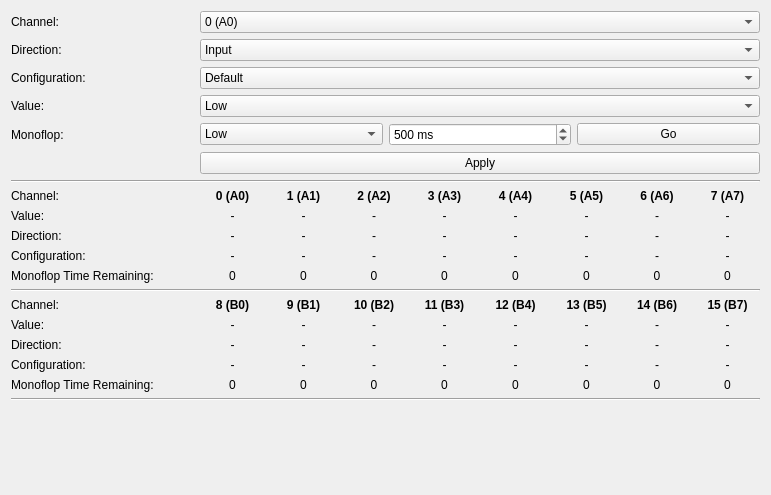
Before: the Qt Designer form src/brickv/plugin_system/plugins/io16_v2/ui/io16_v2.ui in Tinkerforge/brickv, drawn with Qt 5.
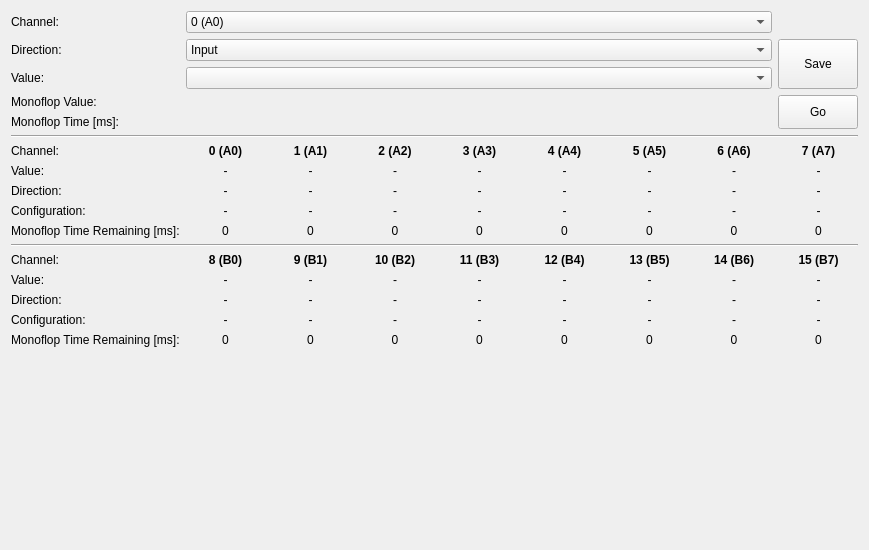
After: the same form once the commit is applied.

Commit message:
Refactor and unify monoflop logic
Workaround Industrial Digital Out 4 Bricklet 2.0 and IO-4 Bricklet 2.0
firmware bugs.

What changed in the file:
```diff
--- a/src/brickv/plugin_system/plugins/io16_v2/ui/io16_v2.ui
+++ b/src/brickv/plugin_system/plugins/io16_v2/ui/io16_v2.ui
@@ -6,8 +6,8 @@
    <rect>
     <x>0</x>
     <y>0</y>
-    <width>771</width>
-    <height>495</height>
+    <width>869</width>
+    <height>550</height>
    </rect>
   </property>
   <property name="windowTitle">
@@ -16,30 +16,14 @@
   <layout class="QVBoxLayout" name="verticalLayout">
    <item>
     <layout class="QGridLayout" name="gridLayout_5">
-     <item row="4" column="2">
-      <widget class="QSpinBox" name="sbox_monoflop_t">
-       <property name="suffix">
-        <string> ms</string>
-       </property>
-       <property name="minimum">
-        <number>1</number>
-       </property>
-       <property name="maximum">
-        <number>2147483647</number>
-       </property>
-       <property name="value">
-        <number>500</number>
-       </property>
-      </widget>
-     </item>
-     <item row="12" column="0" colspan="4">
+     <item row="11" column="0" colspan="3">
       <widget class="Line" name="line_2">
        <property name="orientation">
         <enum>Qt::Horizontal</enum>
        </property>
       </widget>
      </item>
-     <item row="1" column="1" colspan="3">
+     <item row="1" column="1">
       <widget class="QComboBox" name="cbox_cfg_ch_dir">
        <item>
         <property name="text">
@@ -60,22 +44,17 @@
        </property>
       </widget>
      </item>
-     <item row="3" column="1" colspan="3">
-      <widget class="QComboBox" name="cbox_cfg_ch_out_v">
-       <item>
-        <property name="text">
-         <string>Low</string>
-        </property>
-       </item>
-       <item>
-        <property name="text">
-         <string>High</string>
-        </property>
-       </item>
-      </widget>
+     <item row="2" column="1">
+      <widget class="QComboBox" name="cbox_cfg_ch_v"/>
      </item>
-     <item row="0" column="1" colspan="3">
+     <item row="0" column="1">
       <widget class="QComboBox" name="cbox_cfg_ch">
+       <property name="sizePolicy">
+        <sizepolicy hsizetype="Preferred" vsizetype="Fixed">
+         <horstretch>1</horstretch>
+         <verstretch>0</verstretch>
+        </sizepolicy>
+       </property>
        <item>
         <property name="text">
          <string>0 (A0)</string>
@@ -158,78 +137,29 @@
        </item>
       </widget>
      </item>
-     <item row="2" column="1" colspan="3">
-      <widget class="QComboBox" name="cbox_cfg_ch_in_v">
-       <item>
-        <property name="text">
-         <string>Default</string>
-        </property>
-       </item>
-       <item>
-        <property name="text">
-         <string>Pull-up</string>
-        </property>
-       </item>
-      </widget>
-     </item>
-     <item row="14" column="0">
+     <item row="13" column="0">
       <widget class="QLabel" name="label_30">
        <property name="text">
         <string>Value:</string>
        </property>
       </widget>
      </item>
-     <item row="4" column="0">
+     <item row="3" column="0">
       <widget class="QLabel" name="lbl_monoflop">
        <property name="text">
-        <string>Monoflop:</string>
+        <string>Monoflop Value:</string>
        </property>
       </widget>
      </item>
-     <item row="2" column="0">
-      <widget class="QLabel" name="lbl_cfg_ch_in_v">
-       <property name="text">
-        <string>Configuration:</string>
-       </property>
-      </widget>
-     </item>
-     <item row="6" column="0" colspan="4">
+     <item row="5" column="0" colspan="3">
       <widget class="Line" name="line">
        <property name="orientation">
         <enum>Qt::Horizontal</enum>
        </property>
       </widget>
      </item>
-     <item row="4" column="3">
-      <widget class="QPushButton" name="btn_monoflop_go">
-       <property name="text">
-        <string>Go</string>
-       </property>
-      </widget>
-     </item>
-     <item row="4" column="1">
-      <widget class="QComboBox" name="cbox_monoflop_v">
-       <item>
-        <property name="text">
-         <string>Low</string>
-        </property>
-       </item>
-       <item>
-        <property name="text">
-         <string>High</string>
-        </property>
-       </item>
-      </widget>
-     </item>
-     <item row="5" column="1" colspan="3">
-      <widget class="QPushButton" name="btn_cfg_ch_apply">
-       <property name="text">
-        <string>Apply</string>
-       </property>
-      </widget>
-     </item>
-     <item row="3" column="0">
-      <widget class="QLabel" name="lbl_cfg_ch_out_v">
+     <item row="2" column="0">
+      <widget class="QLabel" name="lbl_cfg_ch_v">
        <property name="text">
         <string>Value:</string>
        </property>
@@ -242,7 +172,7 @@
        </property>
       </widget>
      </item>
-     <item row="7" column="1" rowspan="5" colspan="3">
+     <item row="6" column="1" rowspan="5" colspan="2">
       <layout class="QGridLayout" name="gridLayout">
        <item row="3" column="2">
         <widget class="QLabel" name="lbl_st_ch2_cfg">
@@ -706,14 +636,14 @@
        </item>
       </layout>
      </item>
-     <item row="9" column="0">
+     <item row="8" column="0">
       <widget class="QLabel" name="label_7">
        <property name="text">
         <string>Direction:</string>
        </property>
       </widget>
      </item>
-     <item row="13" column="1" rowspan="5" colspan="3">
+     <item row="12" column="1" rowspan="5" colspan="2">
       <layout class="QGridLayout" name="gridLayout_2">
        <item row="0" column="6">
         <widget class="QLabel" name="label_44">
@@ -1168,69 +1098,101 @@
        </item>
       </layout>
      </item>
-     <item row="18" column="0" colspan="4">
-      <widget class="Line" name="line_4">
-       <property name="orientation">
-        <enum>Qt::Horizontal</enum>
-       </property>
-      </widget>
-     </item>
-     <item row="8" column="0">
+     <item row="7" column="0">
       <widget class="QLabel" name="label_5">
        <property name="text">
         <string>Value:</string>
        </property>
       </widget>
      </item>
-     <item row="11" column="0">
-      <widget class="QLabel" name="label_15">
-       <property name="text">
-        <string>Monoflop Time Remaining:</string>
-       </property>
-      </widget>
-     </item>
      <item row="10" column="0">
+      <widget class="QLabel" name="label_15">
+       <property name="text">
+        <string>Monoflop Time Remaining [ms]:</string>
+       </property>
+      </widget>
+     </item>
+     <item row="9" column="0">
       <widget class="QLabel" name="label_4">
        <property name="text">
         <string>Configuration:</string>
        </property>
       </widget>
      </item>
-     <item row="7" column="0">
+     <item row="6" column="0">
       <widget class="QLabel" name="label_53">
        <property name="text">
         <string>Channel:</string>
        </property>
       </widget>
      </item>
-     <item row="13" column="0">
+     <item row="12" column="0">
       <widget class="QLabel" name="label_29">
        <property name="text">
         <string>Channel:</string>
        </property>
       </widget>
      </item>
-     <item row="16" column="0">
+     <item row="15" column="0">
       <widget class="QLabel" name="label_32">
        <property name="text">
         <string>Configuration:</string>
        </property>
       </widget>
      </item>
-     <item row="17" column="0">
+     <item row="16" column="0">
       <widget class="QLabel" name="label_35">
        <property name="text">
-        <string>Monoflop Time Remaining:</string>
+        <string>Monoflop Time Remaining [ms]:</string>
        </property>
       </widget>
      </item>
-     <item row="15" column="0">
+     <item row="14" column="0">
       <widget class="QLabel" name="label_31">
        <property name="text">
         <string>Direction:</string>
        </property>
       </widget>
      </item>
+     <item row="1" column="2" rowspan="2">
+      <widget class="QPushButton" name="btn_cfg_ch_save">
+       <property name="sizePolicy">
+        <sizepolicy hsizetype="Minimum" vsizetype="Minimum">
+         <horstretch>0</horstretch>
+         <verstretch>0</verstretch>
+        </sizepolicy>
+       </property>
+       <property name="text">
+        <string>Save</string>
+       </property>
+      </widget>
+     </item>
+     <item row="3" column="2" rowspan="2">
+      <widget class="QPushButton" name="btn_monoflop_go">
+       <property name="sizePolicy">
+        <sizepolicy hsizetype="Minimum" vsizetype="Minimum">
+         <horstretch>0</horstretch>
+         <verstretch>0</verstretch>
+        </sizepolicy>
+       </property>
+       <property name="text">
+        <string>Go</string>
+       </property>
+      </widget>
+     </item>
+     <item row="3" column="1">
+      <widget class="QStackedWidget" name="monoflop_value_stack"/>
+     </item>
+     <item row="4" column="1">
+      <widget class="QStackedWidget" name="monoflop_time_stack"/>
+     </item>
+     <item row="4" column="0">
+      <widget class="QLabel" name="label_10">
+       <property name="text">
+        <string>Monoflop Time [ms]:</string>
+       </property>
+      </widget>
+     </item>
     </layout>
    </item>
    <item>
```
The commit also changes 27 other files.
